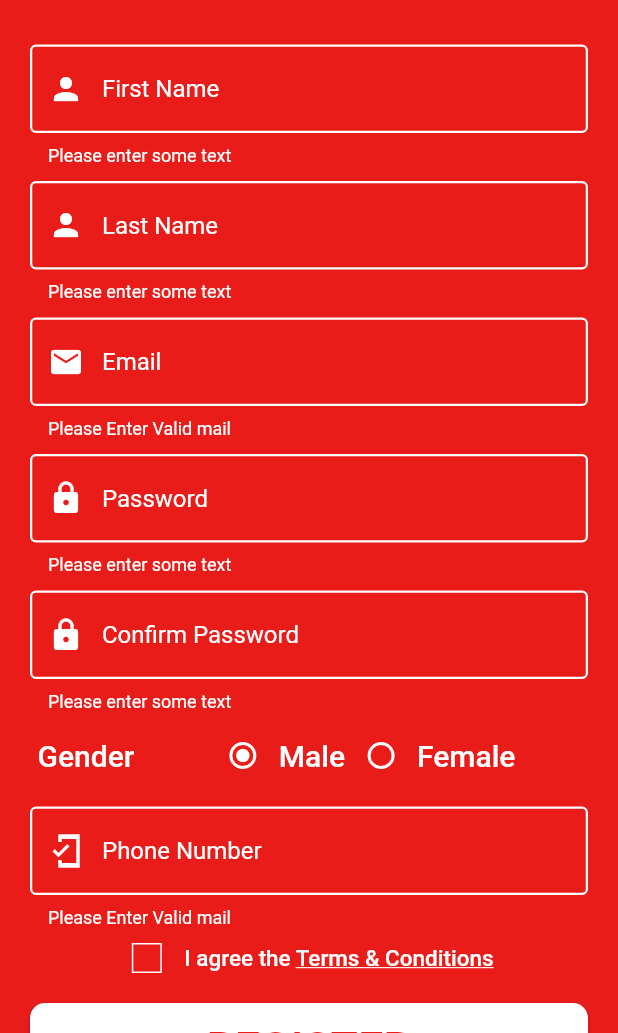
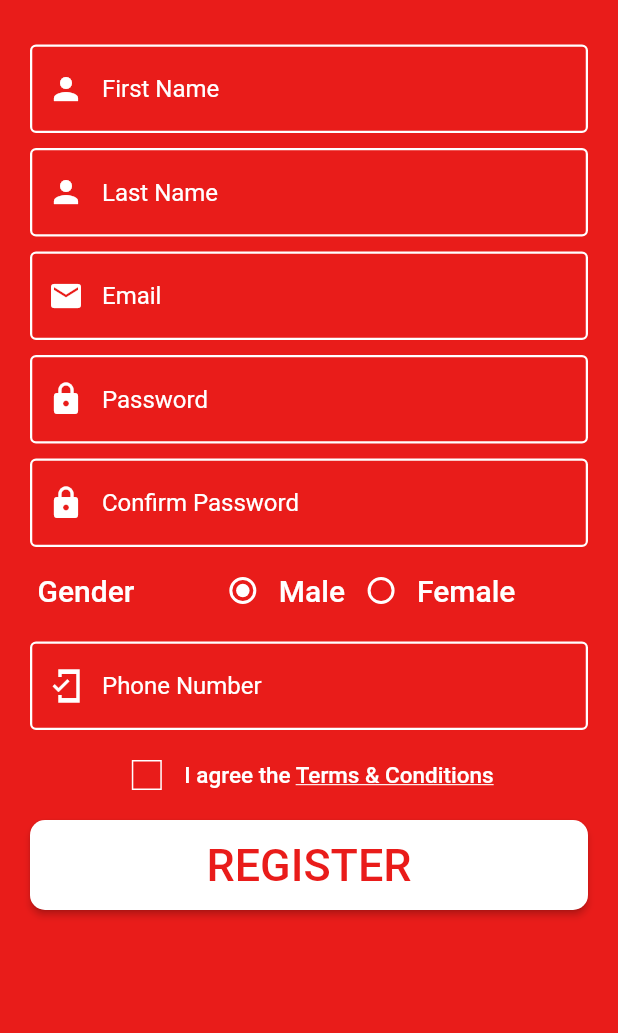
Before and after one commit to omkarneo/neostore, a Flutter app: the RegisterPage screen opened by its route, after a tap on "REGISTER", on a phone screen of 412 x 824 dp, the part 203-1236 px from its top. Run offline on Flutter 3.47's test engine with Material 2 defaults, Android fonts, the phone set to English and light mode, and no system bars; our stand-ins replace dio, flutter_riverpod.

Commit message:
Added Code

```diff
--- a/lib/view/registerpage/registerpage.dart
+++ b/lib/view/registerpage/registerpage.dart
@@ -184,7 +184,7 @@ class _RegisterPageState extends State<RegisterPage> {
                   },
                 ),
                 Padding(
-                    padding: EdgeInsets.only(top: 10, left: 25, right: 20),
+                    padding: EdgeInsets.only(top: 20, left: 25, right: 20),
                     child: Checkbox1(
                       extract: (bool val) {
                         check = val;
@@ -210,21 +210,21 @@ class _RegisterPageState extends State<RegisterPage> {
                         onPressed: () async {
                           print(gender);
                           print(check);
-                          if (_formKey.currentState!.validate()) {
-                            var response =
-                                await ref.read(registerprovider).register({
-                              "first_name": firstname.text,
-                              "last_name": lastname.text,
-                              "email": email.text,
-                              "password": password.text,
-                              "confirm_password": confirmspassword.text,
-                              "gender": gender,
-                              "phone_no": phoneno.text
-                            });
-                            if (context.mounted) {
-                              registerOrNot(response, context);
-                            }
-                          }
+                          // if (_formKey.currentState!.validate()) {
+                          //   var response =
+                          //       await ref.read(registerprovider).register({
+                          //     "first_name": firstname.text,
+                          //     "last_name": lastname.text,
+                          //     "email": email.text,
+                          //     "password": password.text,
+                          //     "confirm_password": confirmspassword.text,
+                          //     "gender": gender,
+                          //     "phone_no": phoneno.text
+                          //   });
+                          //   if (context.mounted) {
+                          //     registerOrNot(response, context);
+                          //   }
+                          // }
                         },
                       ),
                     ),
```
